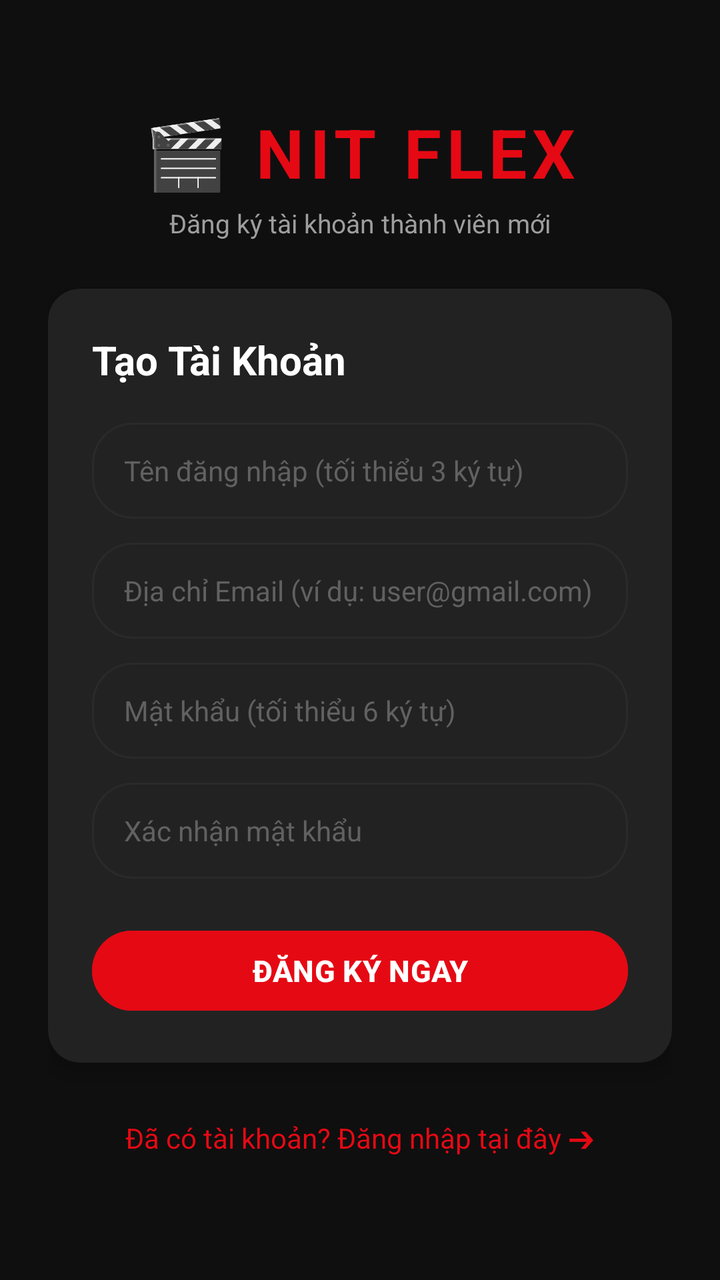
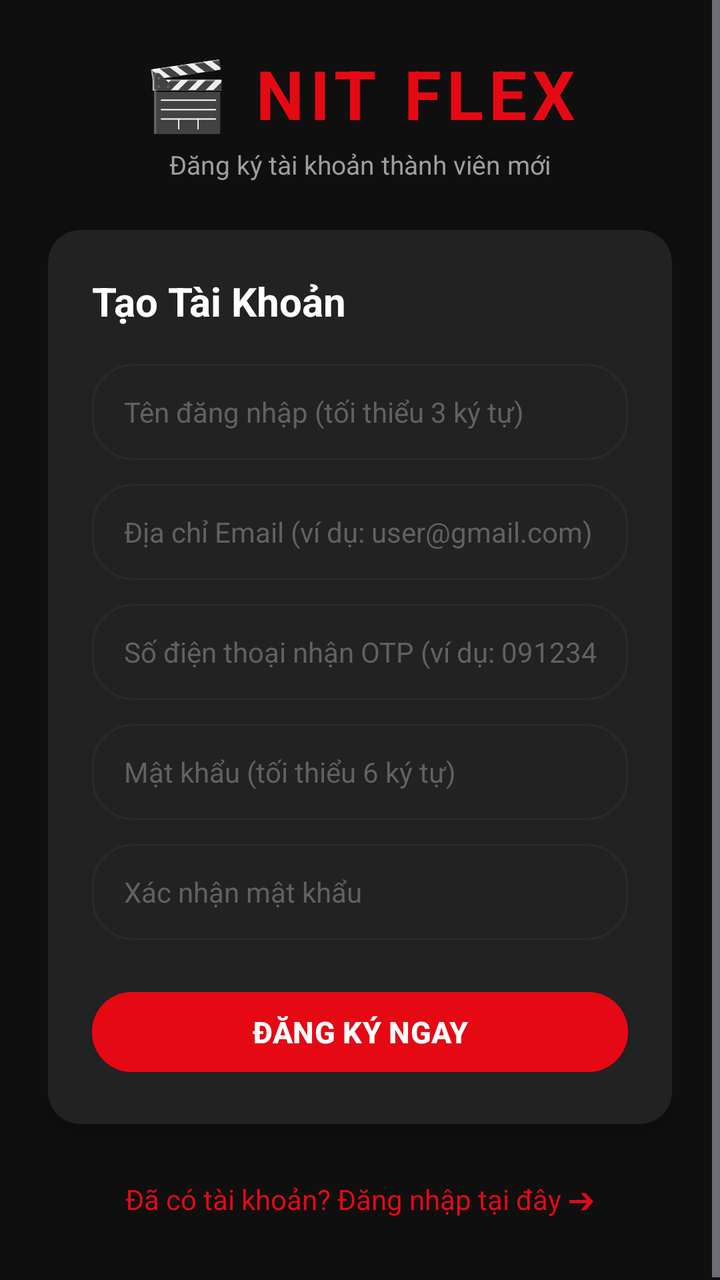

Two renders of the same Android screen: before a commit and after it. Below are the layout's source before the change and the commit's diff.
<!-- AndroidManifest.xml: application theme Theme.Backup -->
<!-- res/layout/activity_register.xml -->
<?xml version="1.0" encoding="utf-8"?>
<ScrollView xmlns:android="http://schemas.android.com/apk/res/android"
    xmlns:app="http://schemas.android.com/apk/res-auto"
    android:layout_width="match_parent"
    android:layout_height="match_parent"
    android:background="@color/bg_dark"
    android:fillViewport="true">

    <LinearLayout
        android:layout_width="match_parent"
        android:layout_height="wrap_content"
        android:orientation="vertical"
        android:padding="24dp"
        android:gravity="center">

        
        <TextView
            android:layout_width="wrap_content"
            android:layout_height="wrap_content"
            android:text="🎬 NIT FLEX"
            android:textColor="@color/primary_red"
            android:textSize="34sp"
            android:letterSpacing="0.08"
            android:textStyle="bold" />

        <TextView
            android:layout_width="wrap_content"
            android:layout_height="wrap_content"
            android:text="Đăng ký tài khoản thành viên mới"
            android:textColor="@color/text_gray"
            android:textSize="13sp"
            android:layout_marginTop="4dp"
            android:layout_marginBottom="24dp" />

        
        <androidx.cardview.widget.CardView
            android:layout_width="match_parent"
            android:layout_height="wrap_content"
            app:cardCornerRadius="16dp"
            app:cardElevation="6dp"
            app:cardBackgroundColor="@color/bg_card">

            <LinearLayout
                android:layout_width="match_parent"
                android:layout_height="wrap_content"
                android:orientation="vertical"
                android:padding="22dp">

                <TextView
                    android:layout_width="match_parent"
                    android:layout_height="wrap_content"
                    android:text="Tạo Tài Khoản"
                    android:textColor="@color/text_white"
                    android:textSize="20sp"
                    android:textStyle="bold"
                    android:layout_marginBottom="18dp" />

                
                <EditText
                    android:id="@+id/etRegUsername"
                    android:layout_width="match_parent"
                    android:layout_height="48dp"
                    android:background="@drawable/bg_genre_chip"
                    android:hint="Tên đăng nhập (tối thiểu 3 ký tự)"
                    android:textColorHint="@color/text_gray_dark"
                    android:textColor="@color/text_white"
                    android:paddingStart="16dp"
                    android:paddingEnd="16dp"
                    android:textSize="14sp"
                    android:layout_marginBottom="12dp"
                    android:inputType="textNoSuggestions"
                    android:maxLines="1" />

                
                <EditText
                    android:id="@+id/etRegEmail"
                    android:layout_width="match_parent"
                    android:layout_height="48dp"
                    android:background="@drawable/bg_genre_chip"
                    android:hint="Địa chỉ Email (ví dụ: user@gmail.com)"
                    android:inputType="textEmailAddress"
                    android:textColorHint="@color/text_gray_dark"
                    android:textColor="@color/text_white"
                    android:paddingStart="16dp"
                    android:paddingEnd="16dp"
                    android:textSize="14sp"
                    android:layout_marginBottom="12dp"
                    android:maxLines="1" />

                
                <EditText
                    android:id="@+id/etRegPassword"
                    android:layout_width="match_parent"
                    android:layout_height="48dp"
                    android:background="@drawable/bg_genre_chip"
                    android:hint="Mật khẩu (tối thiểu 6 ký tự)"
                    android:inputType="textPassword"
                    android:textColorHint="@color/text_gray_dark"
                    android:textColor="@color/text_white"
                    android:paddingStart="16dp"
                    android:paddingEnd="16dp"
                    android:textSize="14sp"
                    android:layout_marginBottom="12dp"
                    android:maxLines="1" />

                
                <EditText
                    android:id="@+id/etRegConfirmPassword"
                    android:layout_width="match_parent"
                    android:layout_height="48dp"
                    android:background="@drawable/bg_genre_chip"
                    android:hint="Xác nhận mật khẩu"
                    android:inputType="textPassword"
                    android:textColorHint="@color/text_gray_dark"
                    android:textColor="@color/text_white"
                    android:paddingStart="16dp"
                    android:paddingEnd="16dp"
                    android:textSize="14sp"
                    android:layout_marginBottom="22dp"
                    android:maxLines="1" />

                
                <Button
                    android:id="@+id/btnRegister"
                    android:layout_width="match_parent"
                    android:layout_height="48dp"
                    android:text="ĐĂNG KÝ NGAY"
                    android:backgroundTint="@color/primary_red"
                    android:textColor="@color/text_white"
                    android:textSize="15sp"
                    android:textStyle="bold" />

            </LinearLayout>

        </androidx.cardview.widget.CardView>

        
        <TextView
            android:id="@+id/tvGoToLogin"
            android:layout_width="wrap_content"
            android:layout_height="wrap_content"
            android:text="Đã có tài khoản? Đăng nhập tại đây ➔"
            android:textColor="@color/primary_red"
            android:textSize="14sp"
            android:layout_marginTop="20dp"
            android:padding="8dp" />

    </LinearLayout>
</ScrollView>
<!-- resources referenced by this layout -->
<resources>
  <color name="bg_card">#222222</color>
  <color name="bg_dark">#0F0F0F</color>
  <color name="primary_red">#E50914</color>
  <color name="text_gray">#9E9E9E</color>
  <color name="text_gray_dark">#616161</color>
  <color name="text_white">#FFFFFF</color>
  <!-- drawable bg_genre_chip (drawable) -->
  <?xml version="1.0" encoding="utf-8"?>
  <shape xmlns:android="http://schemas.android.com/apk/res/android">
      <corners android:radius="20dp" />
      <solid android:color="@color/bg_card" />
      <stroke android:width="1dp" android:color="@color/divider_color" />
  </shape>
  <style name="Theme.Backup" parent="Base.Theme.Backup" />
  <color name="divider_color">#2A2A2A</color>
  <style name="Base.Theme.Backup" parent="Theme.Material3.Dark.NoActionBar">
          <item name="colorPrimary">@color/primary_red</item>
          <item name="colorSecondary">@color/accent_gold</item>
          <item name="android:windowBackground">@color/bg_dark</item>
          <item name="android:statusBarColor">@color/bg_dark</item>
          <item name="android:navigationBarColor">@color/bg_surface</item>
      </style>
  <color name="accent_gold">#FFC107</color>
  <color name="bg_surface">#1A1A1A</color>
</resources>

<!-- the commit's change to res/layout/activity_register.xml (unified diff, before → after) -->
@@ -89,6 +89,22 @@
 
                 
                 <EditText
+                    android:id="@+id/etRegPhone"
+                    android:layout_width="match_parent"
+                    android:layout_height="48dp"
+                    android:background="@drawable/bg_genre_chip"
+                    android:hint="Số điện thoại nhận OTP (ví dụ: 0912345678)"
+                    android:inputType="phone"
+                    android:textColorHint="@color/text_gray_dark"
+                    android:textColor="@color/text_white"
+                    android:paddingStart="16dp"
+                    android:paddingEnd="16dp"
+                    android:textSize="14sp"
+                    android:layout_marginBottom="12dp"
+                    android:maxLines="1" />
+
+                
+                <EditText
                     android:id="@+id/etRegPassword"
                     android:layout_width="match_parent"
                     android:layout_height="48dp"
